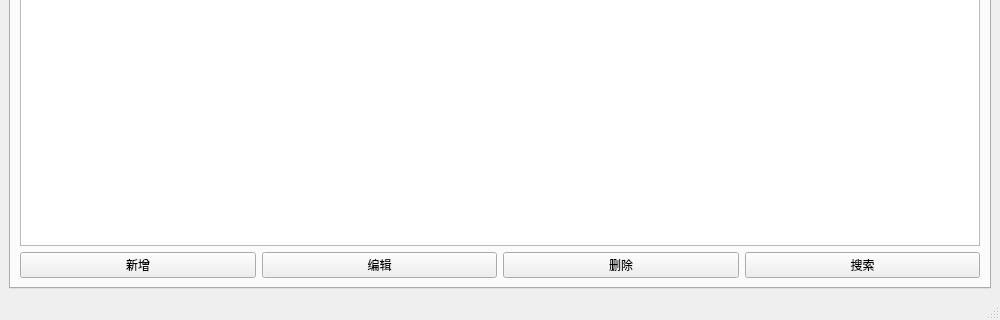
First picture: the form in window/adminWindow/adminwindow.ui, repository S-E-C-O/LMS, before the edit; both pictures show x 0 to 1000 and y 280 to 600 of the 1000 by 600 pixel window.
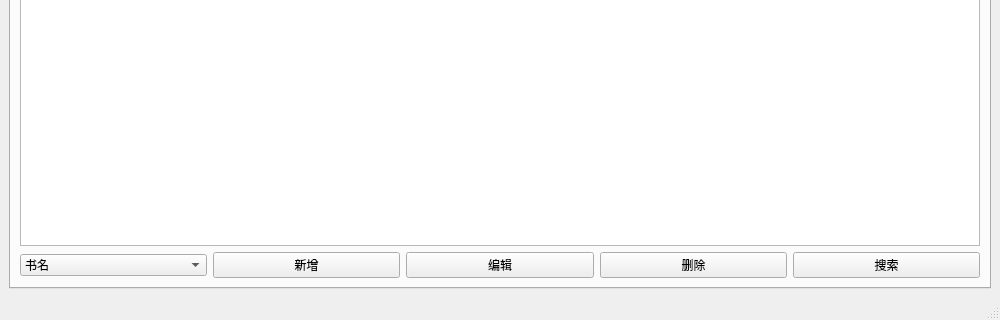
Second picture: the form after the edit.

Patch:
```diff
--- a/window/adminWindow/adminwindow.ui
+++ b/window/adminWindow/adminwindow.ui
@@ -20,6 +20,14 @@
                                 </item>
                                 <item>
                                     <layout class="QHBoxLayout">
+                                        <item>
+                                            <widget class="QComboBox" name="comboSearchBookType">
+                                                <item><property name="text"><string>书名</string></property></item>
+                                                <item><property name="text"><string>作者</string></property></item>
+                                                <item><property name="text"><string>出版社</string></property></item>
+                                                <item><property name="text"><string>ISBN</string></property></item>
+                                            </widget>
+                                        </item>
                                         <item>
                                             <widget class="QPushButton" name="btnAddBook">
                                                 <property name="text"><string>新增</string></property>
```
Left out of the diff: 14 changed lines with no effect on the pictures.
